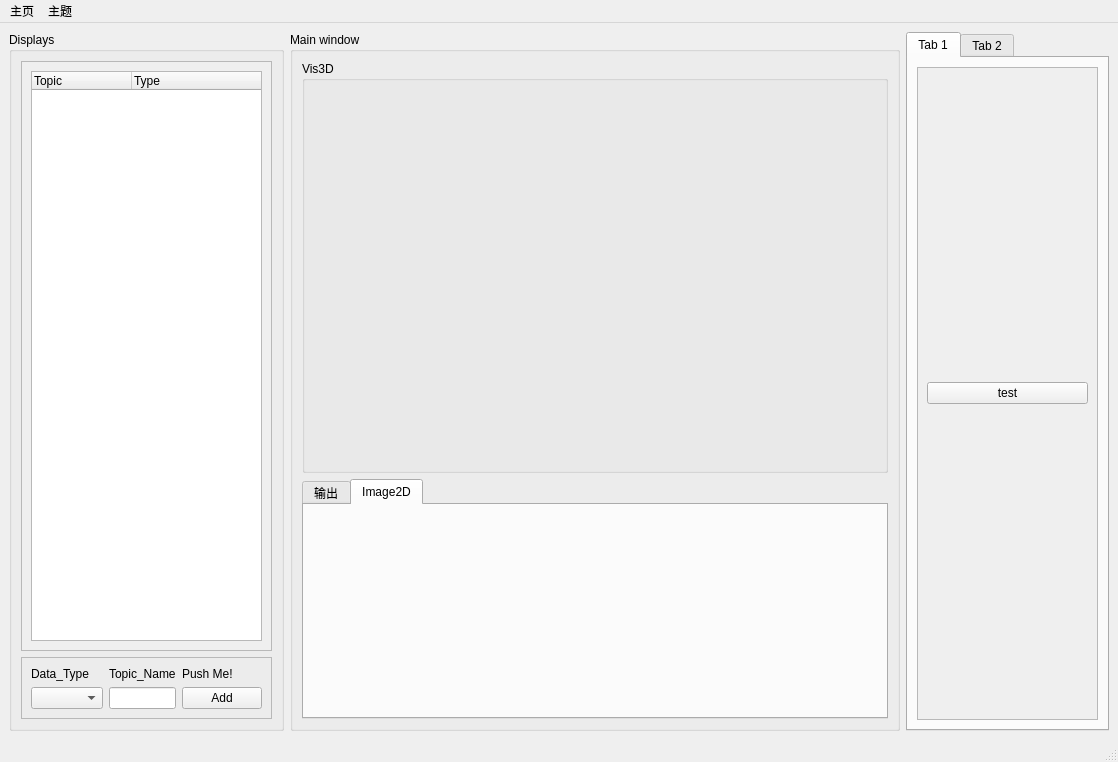
thinkerkey/XiaoqiangStudio, file config/main.ui: the form before one commit.
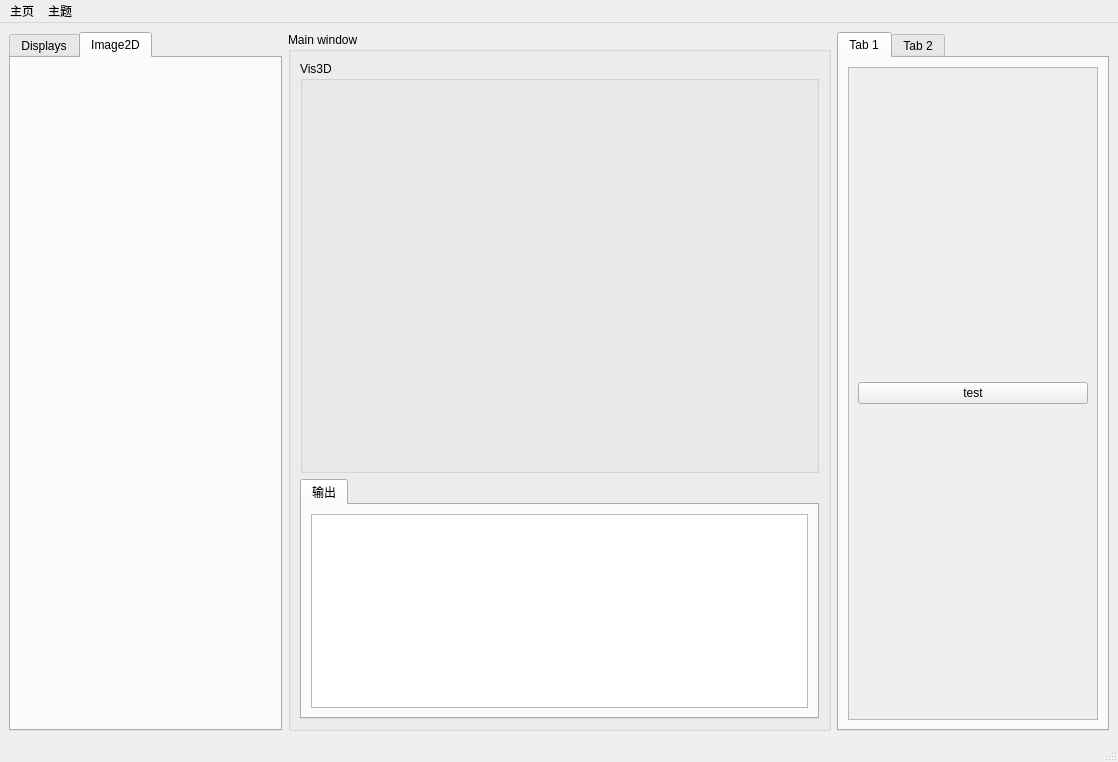
The form after the commit. The open tabs and pages were chosen to show the change.

Diff of the .ui file:
```diff
--- a/config/main.ui
+++ b/config/main.ui
@@ -14,12 +14,16 @@
    <string>Xiaoqiang Studio</string>
   </property>
   <widget class="QWidget" name="centralwidget">
-   <layout class="QHBoxLayout" name="horizontalLayout" stretch="1,3,1">
+   <layout class="QHBoxLayout" name="horizontalLayout" stretch="1,2,1">
     <item>
-     <widget class="QGroupBox" name="groupbox_displays">
-      <property name="title">
+     <widget class="QTabWidget" name="groupbox_displays">
+      <property name="currentIndex">
+       <number>0</number>
+      </property>
+      <widget class="QWidget" name="groupbox_displaysPage1" native="true">
+       <attribute name="title">
        <string>Displays</string>
-      </property>
+       </attribute>
       <layout class="QVBoxLayout" name="verticalLayout_2" stretch="10,1">
        <item>
         <widget class="QScrollArea" name="scrollArea">
@@ -32,7 +36,7 @@
             <x>0</x>
             <y>0</y>
             <width>284</width>
-            <height>577</height>
+             <height>562</height>
            </rect>
           </property>
           <layout class="QVBoxLayout" name="verticalLayout_6">
@@ -102,6 +106,17 @@
        </item>
       </layout>
      </widget>
+      <widget class="QWidget" name="tab_4">
+       <attribute name="title">
+        <string>Image2D</string>
+       </attribute>
+       <layout class="QVBoxLayout" name="verticalLayout_9">
+        <item>
+         <layout class="QHBoxLayout" name="horizontalLayout_img"/>
+        </item>
+       </layout>
+      </widget>
+     </widget>
     </item>
     <item>
      <widget class="QGroupBox" name="groupbox_mainwindow">
@@ -132,16 +147,6 @@
            </item>
           </layout>
          </widget>
-         <widget class="QWidget" name="group_image_tab">
-          <attribute name="title">
-           <string>Image2D</string>
-          </attribute>
-          <layout class="QVBoxLayout" name="verticalLayout_8">
-           <item>
-            <layout class="QHBoxLayout" name="horizontalLayout_img"/>
-           </item>
-          </layout>
-         </widget>
         </widget>
        </item>
       </layout>
@@ -167,7 +172,7 @@
             <rect>
              <x>0</x>
              <y>0</y>
-             <width>170</width>
+             <width>236</width>
              <height>638</height>
             </rect>
            </property>
```
Left out of the diff: 2 changed lines with no effect on the pictures. Lines whose indentation alone changed are shown as unchanged.
